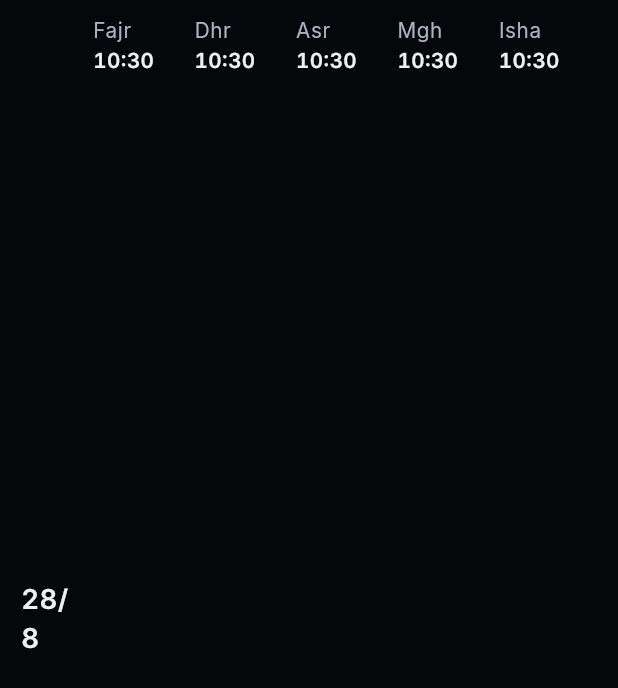
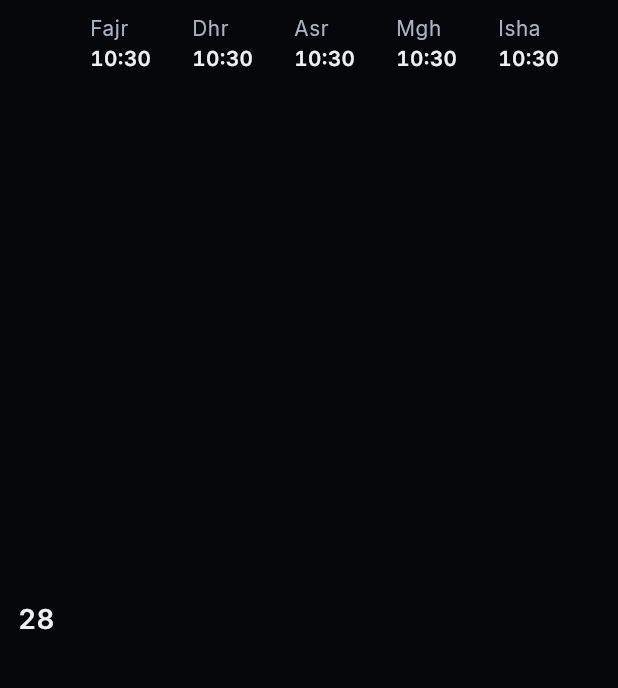
Before and after one commit to ajmalkhan6233-eng/noor_app, a Flutter app: the MonthlyTimetableRow widget shown alone on an empty page, opened directly with empty values, on a phone screen of 412 x 824 dp. Shown: the top 688 px of the screen. Run offline on Flutter 3.47's test engine with Material 3 defaults, Android fonts, the phone set to English and light mode, and no system bars; our stand-ins replace adhan, audioplayers, equatable, flutter_bloc, flutter_compass, flutter_local_notifications and 7 more; missing offline and left inert: cryptography; accounts and stored records are empty.

Commit message:
Redesign monthly timetable as a readable table

```diff
--- a/lib/features/prayer_times/presentation/widgets/monthly_timetable_row.dart
+++ b/lib/features/prayer_times/presentation/widgets/monthly_timetable_row.dart
@@ -1,8 +1,7 @@
 // Bismillahir Rahmanir Raheem — watermark: ALLAH
 //
-// One day's row in the monthly timetable: date, then the five prayer
-// times. Today's row carries the same thin gold left rule used for
-// the current prayer elsewhere in the app.
+/// One day's row in the monthly timetable: day number, then five prayer
+/// times. Alternating rows aid scanning, while today gets a full outline.
 
 import 'package:flutter/material.dart';
 
@@ -25,15 +24,21 @@
 };
 
 class MonthlyTimetableRow extends StatelessWidget {
-  const MonthlyTimetableRow({super.key, required this.day, required this.isToday});
+  const MonthlyTimetableRow({
+    super.key,
+    required this.day,
+    required this.isToday,
+    this.isAlternate = false,
+  });
 
   final MonthlyTimetableDay day;
   final bool isToday;
+  final bool isAlternate;
 
   @override
   Widget build(BuildContext context) {
     final result = day.result;
-    final dateLabel = '${day.date.day}/${day.date.month}';
+    final dateLabel = '${day.date.day}';
     final timesLabel = result is PrayerTimesComputed
         ? result.prayerEntries
               .map((e) => '${e.$1} ${formatClock(e.$2)}')
@@ -43,23 +48,21 @@
       label:
           '$dateLabel${isToday ? ', today' : ''}: $timesLabel',
       child: Container(
-        margin: const EdgeInsets.symmetric(vertical: 2),
-        padding: const EdgeInsets.symmetric(vertical: 8, horizontal: 12),
+        padding: const EdgeInsets.symmetric(vertical: 9, horizontal: 12),
         decoration: BoxDecoration(
-          border: Border(
-            left: BorderSide(
-              color: isToday ? context.colors.gold : Colors.transparent,
-              width: 2,
-            ),
+          color: isAlternate ? context.colors.paper.withValues(alpha: 0.22) : null,
+          border: Border.all(
+            color: isToday ? context.colors.gold : Colors.transparent,
+            width: isToday ? 1 : 0,
           ),
         ),
         child: Row(
           children: [
             SizedBox(
-              width: 40,
+              width: 36,
               child: Text(dateLabel, style: AppTypography.time(context.colors.ink)),
             ),
-            const SizedBox(width: 8),
+            const SizedBox(width: 12),
             Expanded(
               child: result is PrayerTimesComputed
                   ? _times(context, result)
```
Also changed, not shown: lib/features/prayer_times/presentation/monthly_timetable_screen.dart (+38 -6 lines).
